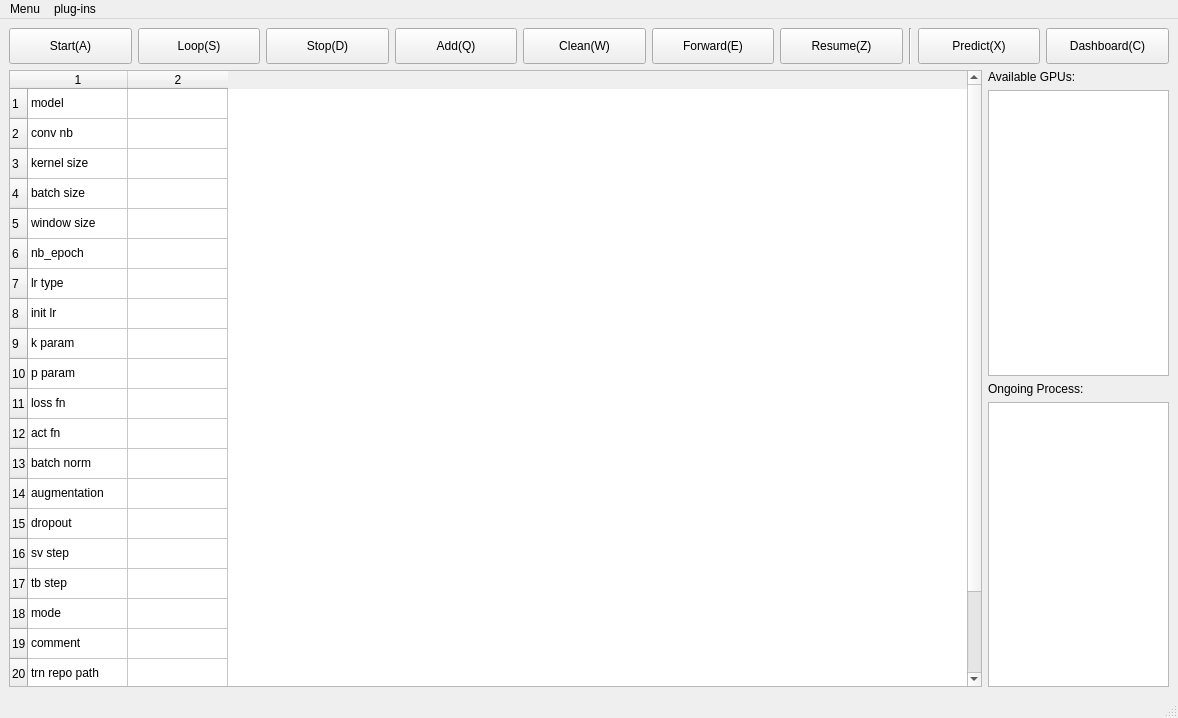
This is _taskManager/mainwindow.ui in ZeliangSu/SegmentPy as Qt 5 draws it before an edit. The edited form follows.
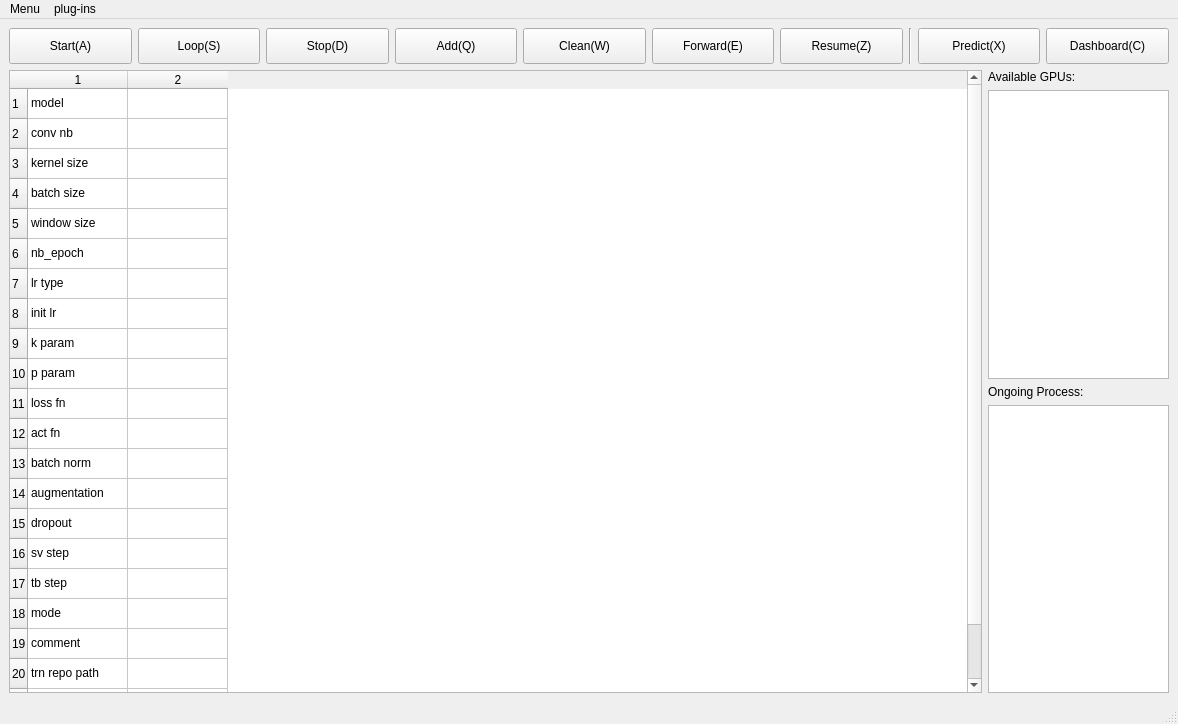
This is the edited form. Icons and pictures are not drawn.

```diff
--- a/_taskManager/mainwindow.ui
+++ b/_taskManager/mainwindow.ui
@@ -7,7 +7,7 @@
     <x>0</x>
     <y>0</y>
     <width>1178</width>
-    <height>718</height>
+    <height>724</height>
    </rect>
   </property>
   <property name="windowTitle">
```
Left out of the diff: 12 changed lines with no effect on the pictures.
